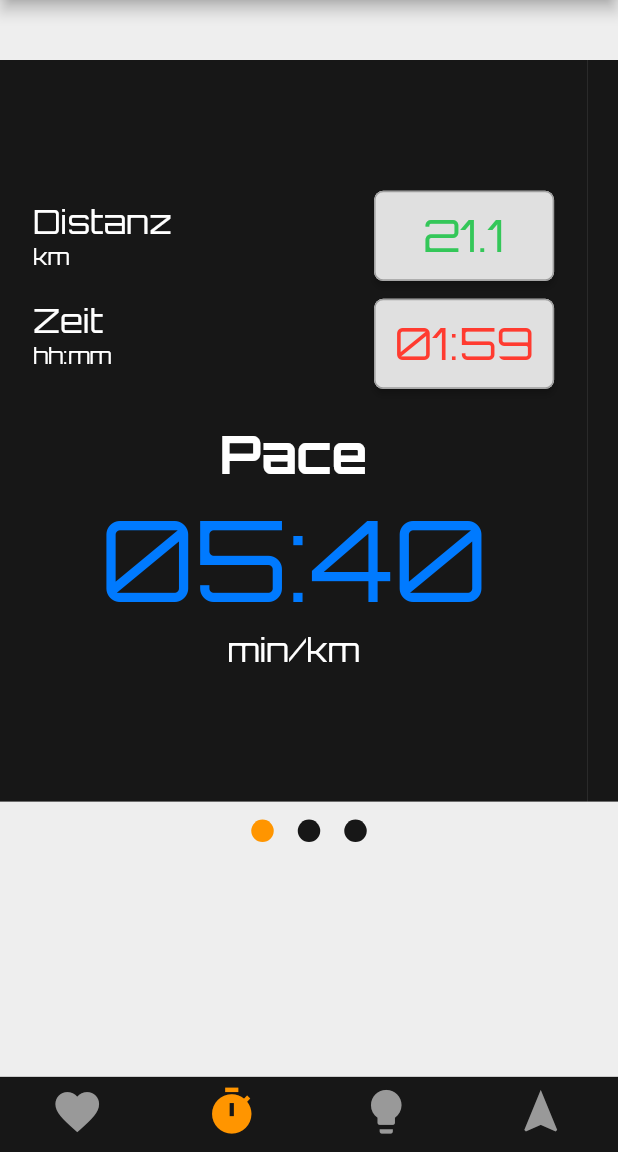
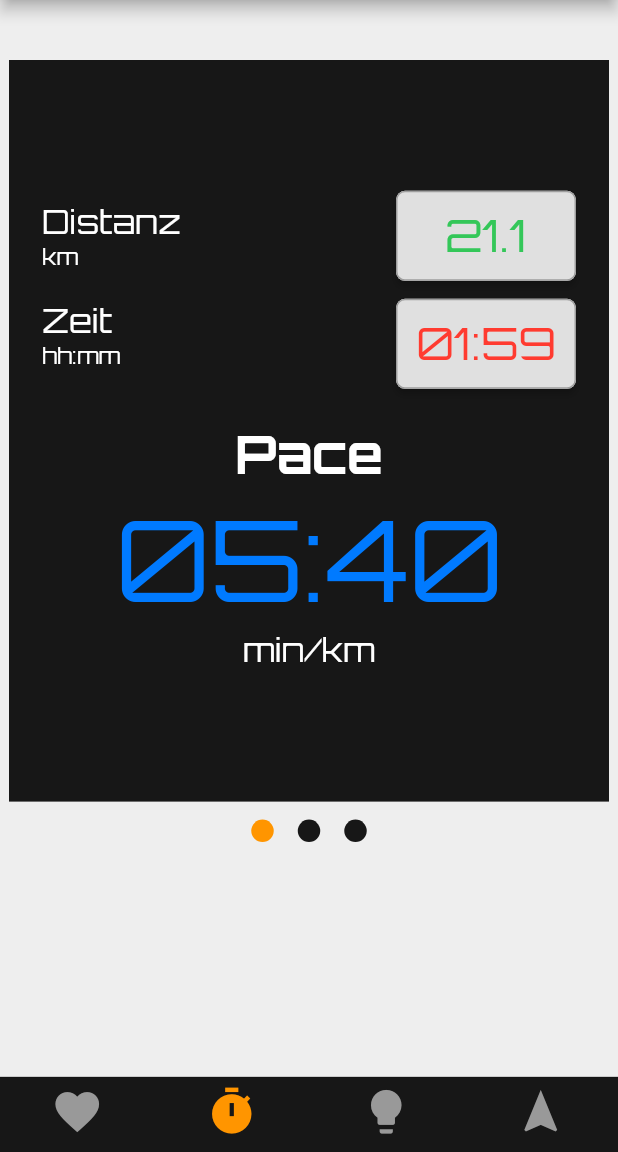
Before and after one commit to sebdombrowsky/publicDev, a Flutter app: the screen it shows after launch, on a phone screen of 412 x 824 dp, the part 84-1236 px from its top. Run offline on Flutter 3.47's test engine with Material 2 defaults, Android fonts, the phone set to English and light mode, and no system bars.

Commit message:
ui update

```diff
--- a/PaceRechner/App/pace_rechner/lib/pages/pace_rechner_page.dart
+++ b/PaceRechner/App/pace_rechner/lib/pages/pace_rechner_page.dart
@@ -33,7 +33,7 @@ class _PaceRechnerPageState extends State<PaceRechnerPage> {
     paceController.text =
         paceController.text == "" ? "05:40" : paceController.text;
 
-    PageController pageController = PageController(viewportFraction: 0.95);
+    PageController pageController = PageController(viewportFraction: 1);
 
     return Scaffold(
       backgroundColor: Colors.grey[200], // CupertinoColors.darkBackgroundGray,
--- a/PaceRechner/App/pace_rechner/lib/pages/pace_rechner_widgets/pace_page_view.dart
+++ b/PaceRechner/App/pace_rechner/lib/pages/pace_rechner_widgets/pace_page_view.dart
@@ -8,17 +8,14 @@ import 'package:pace_rechner/pages/pace_rechner_widgets/time_page.dart';
 class PacePageViewWidget extends StatefulWidget {
   Rechner rechner = Rechner();
   PageController pageController;
-  PacePageViewWidget({
-    Key? key,
-    required this.pageController
-  }) : super(key: key);
+  PacePageViewWidget({Key? key, required this.pageController})
+      : super(key: key);
 
   @override
   State<PacePageViewWidget> createState() => _PacePageViewWidgetState();
 }
 
 class _PacePageViewWidgetState extends State<PacePageViewWidget> {
-
   @override
   Widget build(BuildContext context) {
     final size = MediaQuery.of(context).size;
@@ -26,12 +23,30 @@ class _PacePageViewWidgetState extends State<PacePageViewWidget> {
     return SizedBox(
       height: size.height * 0.6,
       child: PageView(
-        padEnds: false,
+        padEnds: true,
         controller: widget.pageController,
         children: [
-          PacePage(size: size, title: "Pace",),
-          DistancePage(size: size, title: "Distanz",),
-          TimePage(size: size, title: "Zeit",),
+          Padding(
+            padding: const EdgeInsets.symmetric(horizontal: 6),
+            child: PacePage(
+              size: size,
+              title: "Pace",
+            ),
+          ),
+          Padding(
+            padding: const EdgeInsets.symmetric(horizontal: 6),
+            child: DistancePage(
+              size: size,
+              title: "Distanz",
+            ),
+          ),
+          Padding(
+            padding: const EdgeInsets.symmetric(horizontal: 6),
+            child: TimePage(
+              size: size,
+              title: "Zeit",
+            ),
+          ),
         ],
       ),
     );
```
Also changed, not shown: PaceRechner/App/pace_rechner/lib/pages/herzfrequenz_rechner_widgets/herzfrequenz_page_view.dart (+6 -3 lines), PaceRechner/App/pace_rechner/lib/pages/tipps_page_widgets/custom_list_widget.dart (+11 -15 lines).
